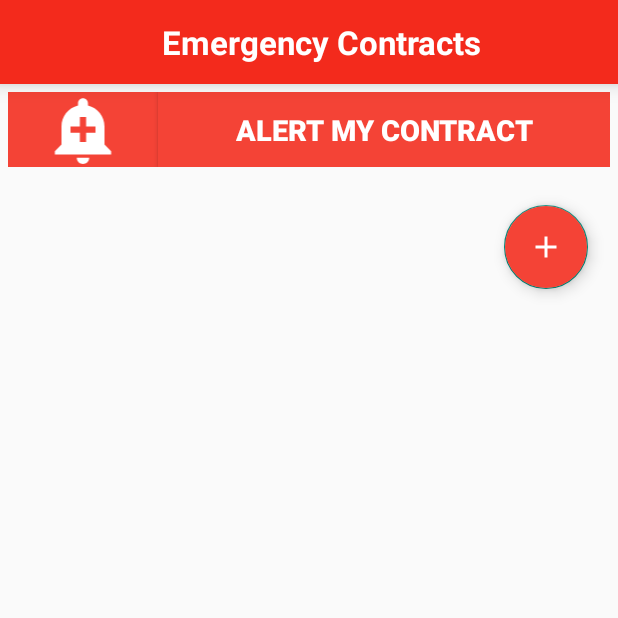
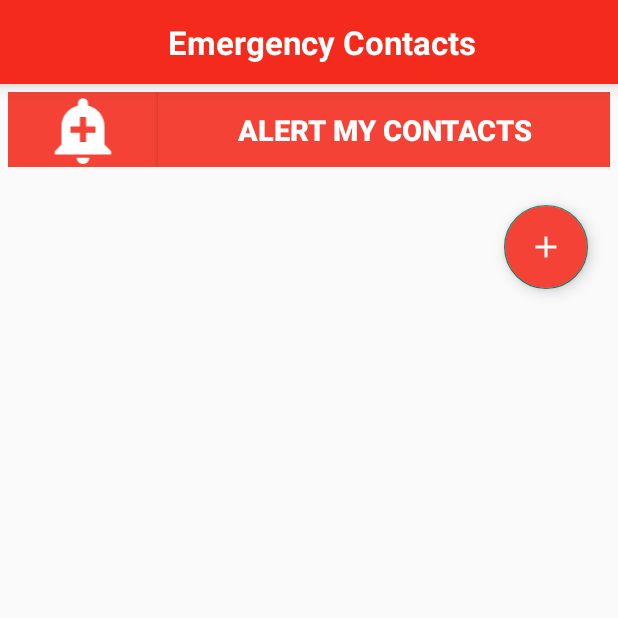
Before and after one commit to sifatabdullah386/SafeGuard, an Android app: the EmergencyContacts screen opened directly, with no data from a screen before it, on a phone screen of 412 x 824 dp, the top half of it. Run offline under Robolectric (Android 15) with nearby library versions, the phone set to English and light mode, and no system bars.

Commit message:
Commit24

```diff
--- a/app/src/main/AndroidManifest.xml
+++ b/app/src/main/AndroidManifest.xml
@@ -25,7 +25,7 @@
         android:supportsRtl="true"
         android:theme="@style/Theme.AppCompat.Light.NoActionBar"
         tools:ignore="GoogleAppIndexingWarning">
-        <activity android:name=".EmergencyContracts"></activity>
+        <activity android:name=".EmergencyContacts"/>
 
         <meta-data
             android:name="com.google.android.geo.API_KEY"
--- a/app/src/main/java/com/example/safeguard/EmergencyContracts.java
+++ b/app/src/main/java/com/example/safeguard/EmergencyContacts.java
@@ -4,11 +4,11 @@ import androidx.appcompat.app.AppCompatActivity;
 
 import android.os.Bundle;
 
-public class EmergencyContracts extends AppCompatActivity {
+public class EmergencyContacts extends AppCompatActivity {
 
     @Override
     protected void onCreate(Bundle savedInstanceState) {
         super.onCreate(savedInstanceState);
-        setContentView(R.layout.activity_emergency_contracts);
+        setContentView(R.layout.activity_emergency_contacts);
     }
 }
--- a/app/src/main/java/com/example/safeguard/MainActivity.java
+++ b/app/src/main/java/com/example/safeguard/MainActivity.java
@@ -25,6 +25,8 @@ import com.google.firebase.auth.FirebaseUser;
 import com.onesignal.OneSignal;
 
 import java.util.Objects;
+
+import static java.lang.System.exit;
 
 public class MainActivity extends AppCompatActivity {
 
@@ -123,7 +125,7 @@ public class MainActivity extends AppCompatActivity {
                     startActivity(hospitalsIntent);
                     break;
                 case R.id.drawer_emergency_contracts:
-                    Intent ecIntent=new Intent(MainActivity.this,EmergencyContracts.class);
+                    Intent ecIntent=new Intent(MainActivity.this,EmergencyContacts.class);
                     startActivity(ecIntent);
                     break;
                 case R.id.drawer_admin:
@@ -188,6 +190,7 @@ public class MainActivity extends AppCompatActivity {
                 Toast.makeText(getApplicationContext(),"Rate Us Settings",Toast.LENGTH_SHORT).show();
                 break;
             case R.id.drawer_exit:
+                exit(0);
                 Toast.makeText(getApplicationContext(),"Exit Settings",Toast.LENGTH_SHORT).show();
                 break;
             default:
--- a/app/src/main/java/com/example/safeguard/RegisterActivity.java
+++ b/app/src/main/java/com/example/safeguard/RegisterActivity.java
@@ -128,6 +128,7 @@ public class RegisterActivity extends AppCompatActivity   {
             }
         });
     }
+    //get current address
     @Override
     protected void onActivityResult(int requestCode, int resultCode, Intent data) {
         super.onActivityResult(requestCode, resultCode, data);
--- a/app/src/main/res/layout/activity_emergency_contracts.xml
+++ b/app/src/main/res/layout/activity_emergency_contacts.xml
@@ -16,7 +16,7 @@
             android:layout_width="match_parent"
             android:layout_height="match_parent"
             android:gravity="center"
-            android:text="@string/emergency_contracts"
+            android:text="@string/emergency_contacts"
             android:textColor="@color/white"
             android:textSize="22sp"
             android:textStyle="bold"/>
@@ -40,7 +40,7 @@
             android:textColor="#fff"
             android:textStyle="bold"
             android:textSize="19sp"
-            android:text="@string/alert_my_contract" />
+            android:text="@string/alert_my_contact" />
     </LinearLayout>
     <androidx.recyclerview.widget.RecyclerView
         android:id="@+id/emergency_contract_recyclerView"
--- a/app/src/main/res/menu/drawer_menu_items.xml
+++ b/app/src/main/res/menu/drawer_menu_items.xml
@@ -15,7 +15,7 @@
       <item
           android:id="@+id/drawer_emergency_contracts"
           android:icon="@drawable/ic_contact_phone_black_24dp"
-          android:title="@string/emergency_contracts" />
+          android:title="@string/emergency_contacts" />
     </menu>
 
   </item>
--- a/app/src/main/res/values/strings.xml
+++ b/app/src/main/res/values/strings.xml
@@ -6,7 +6,7 @@
     <string name="default_info_snippet">No places found, because location permission is disabled.</string>
     <string name="option_get_place">Get place</string>
     <string name="pick_place">Choose a place</string>
-    <string name="nav_alert_tag">Alert Tag</string>
+    <string name="nav_alert_tag">Alert Tags</string>
     <string name="nav_organization">Organizations</string>
     <string name="nav_current_location">Current Location</string>
     <string name="nav_profile">Profile</string>
@@ -69,7 +69,7 @@
     <string name="hospital_description">Hospital Description</string>
     <string name="ambulances">Ambulances</string>
     <string name="hospitals">Hospitals</string>
-    <string name="emergency_contract">Emergency Contract</string>
+    <string name="emergency_contact">Emergency Contact</string>
     <string name="add_ambulances">Add Ambulances</string>
     <string name="add_hospitals">Add Hospitals</string>
     <string name="add_organizations">Add Organizations</string>
@@ -90,7 +90,7 @@
     <string name="record_video">Record Video</string>
     <string name="record_audio">Record Audio</string>
     <string name="record_what_s_happening">Record what\'s Happening</string>
-    <string name="emergency_contracts">Emergency Contracts</string>
+    <string name="emergency_contacts">Emergency Contacts</string>
     <string name="emergency_services">Emergency Services</string>
-    <string name="alert_my_contract">Alert My Contract</string>
+    <string name="alert_my_contact">Alert My Contacts</string>
 </resources>
```
